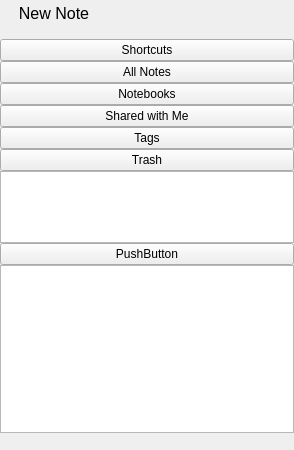
This is src/WidgetTreeView.ui in gdevic/LucidNotes as Qt 5 draws it before an edit. The edited form follows.
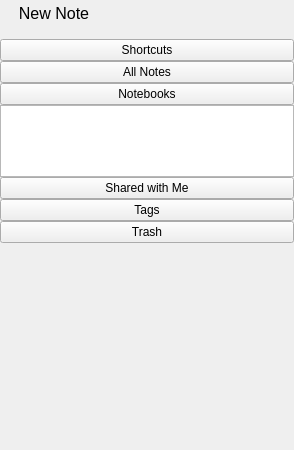
This is the edited form. Icons and pictures are not drawn. Custom widgets are drawn as their Qt base class.

Commit message: Small tree view cleanup

```diff
--- a/src/WidgetTreeView.ui
+++ b/src/WidgetTreeView.ui
@@ -170,40 +170,7 @@
         </widget>
        </item>
        <item>
-        <widget class="WidgetTreeButton" name="tbShared">
-         <property name="text">
-          <string>Shared with Me</string>
-         </property>
-         <property name="icon">
-          <iconset resource="resources.qrc">
-           <normaloff>:/shared</normaloff>:/shared</iconset>
-         </property>
-        </widget>
-       </item>
-       <item>
-        <widget class="WidgetTreeButton" name="tbTags">
-         <property name="text">
-          <string>Tags</string>
-         </property>
-         <property name="icon">
-          <iconset resource="resources.qrc">
-           <normaloff>:/tag</normaloff>:/tag</iconset>
-         </property>
-        </widget>
-       </item>
-       <item>
-        <widget class="WidgetTreeButton" name="tbTrash">
-         <property name="text">
-          <string>Trash</string>
-         </property>
-         <property name="icon">
-          <iconset resource="resources.qrc">
-           <normaloff>:/trash</normaloff>:/trash</iconset>
-         </property>
-        </widget>
-       </item>
-       <item>
-        <widget class="QTreeView" name="treeView">
+        <widget class="QTreeView" name="treeNotebooks">
          <property name="sizePolicy">
           <sizepolicy hsizetype="Expanding" vsizetype="Fixed">
            <horstretch>0</horstretch>
@@ -231,19 +198,31 @@
         </widget>
        </item>
        <item>
-        <widget class="QPushButton" name="pushButton_2">
+        <widget class="WidgetTreeButton" name="tbShared">
          <property name="text">
-          <string>PushButton</string>
+          <string>Shared with Me</string>
          </property>
         </widget>
        </item>
        <item>
-        <widget class="QTreeView" name="treeView_2">
-         <property name="uniformRowHeights">
-          <bool>true</bool>
+        <widget class="WidgetTreeButton" name="tbTags">
+         <property name="text">
+          <string>Tags</string>
          </property>
-         <property name="headerHidden">
-          <bool>true</bool>
+         <property name="icon">
+          <iconset resource="resources.qrc">
+           <normaloff>:/tag</normaloff>:/tag</iconset>
+         </property>
+        </widget>
+       </item>
+       <item>
+        <widget class="WidgetTreeButton" name="tbTrash">
+         <property name="text">
+          <string>Trash</string>
+         </property>
+         <property name="icon">
+          <iconset resource="resources.qrc">
+           <normaloff>:/trash</normaloff>:/trash</iconset>
          </property>
         </widget>
        </item>
```
Left out of the diff: 4 changed lines with no effect on the pictures. The commit also changes 2 other files.
